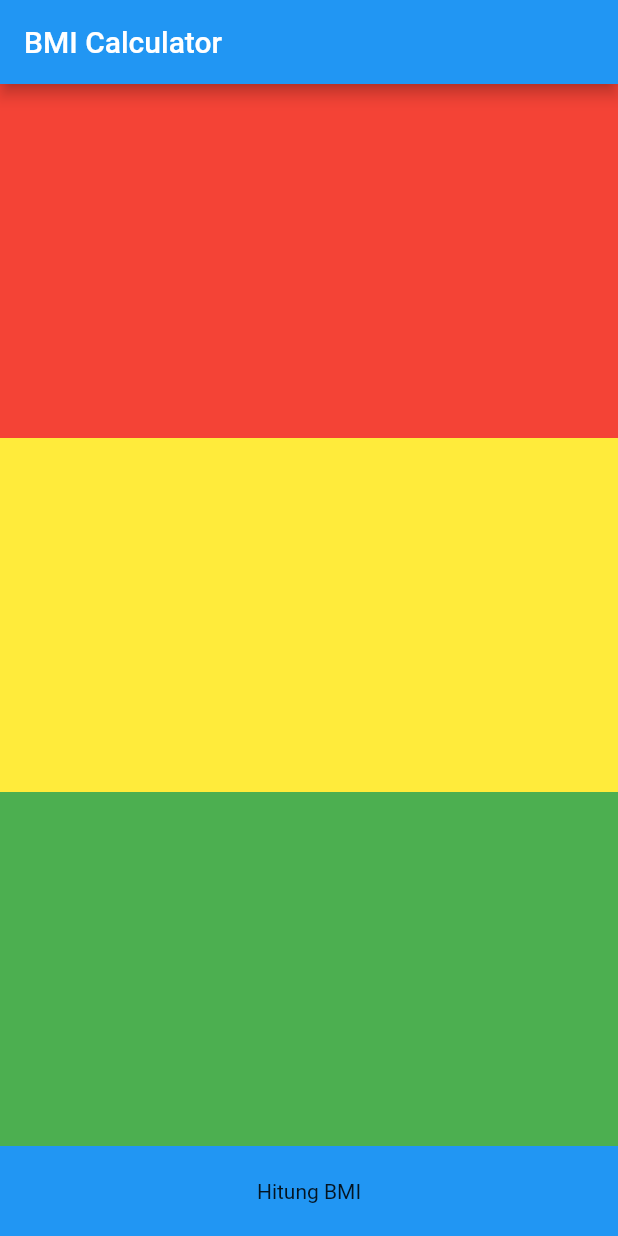
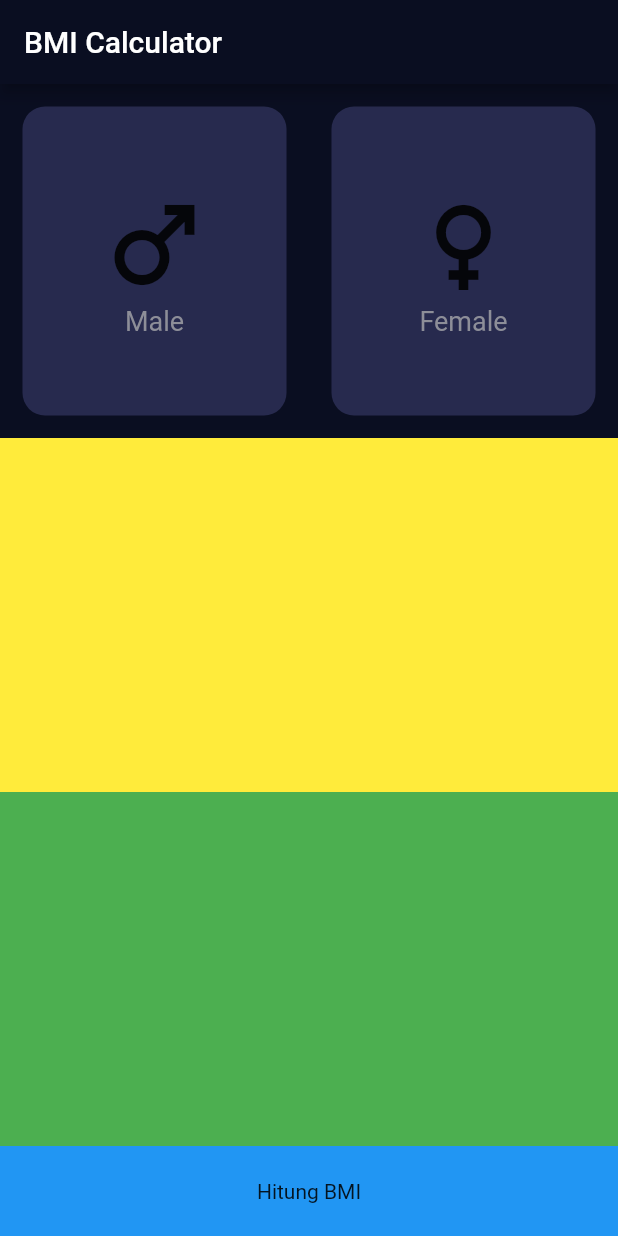
Before and after one commit to raihanpcr/app_bmi, a Flutter app: the screen it shows after launch, on a phone screen of 412 x 824 dp. Run offline on Flutter 3.47's test engine with Material 2 defaults, Android fonts, the phone set to English and light mode, and no system bars.

Commit message:
Fourth Commit - Card Gender

```diff
--- a/lib/bmi_data_screen.dart
+++ b/lib/bmi_data_screen.dart
@@ -15,13 +15,54 @@ class _BmiDataScreenState extends State<BmiDataScreen> {
   @override
   Widget build(BuildContext context) {
     return Scaffold(
+      backgroundColor: Color(0xff0A0E21),
         appBar: AppBar(
           title: const Text("BMI Calculator"),
         ),
         body: Column(children: [
           Expanded(
               child: Container(
-            color: Colors.red,
+            child: Row(children: [
+              Expanded(
+                  child: Container(
+                decoration: BoxDecoration(
+                  color: Color(0xff272A4E),
+                  borderRadius: BorderRadius.circular(15),
+                ),
+                margin: EdgeInsets.all(15),
+                child: Column(
+                  mainAxisAlignment: MainAxisAlignment.center,
+                  children: const [
+                    Icon(
+                      Icons.male,
+                      size: 80,
+                    ),
+                    Text(
+                      "Male",
+                      style: TextStyle(fontSize: 18, color: Color(0xff8D8E98)),
+                    ),
+                  ],
+                ),
+              )),
+              Expanded(
+                  child: Container(
+                decoration: BoxDecoration(
+                  color: Color(0xff272A4E),
+                  borderRadius: BorderRadius.circular(15),
+                ),
+                margin: EdgeInsets.all(15),
+                    child: Column(
+                mainAxisAlignment: MainAxisAlignment.center,
+                children: const [
+                    Icon(Icons.female, size: 80),
+                    Text(
+                      "Female",
+                      style: TextStyle(fontSize: 18, color: Color(0xff8D8E98)),
+                    ),
+                ],
+              ),
+                  ))
+            ]),
           )),
           Expanded(
               child: Container(
--- a/lib/main.dart
+++ b/lib/main.dart
@@ -14,6 +14,9 @@ class MyApp extends StatelessWidget {
     return MaterialApp(
         title: 'Flutter Demo',
         theme: ThemeData(
+          appBarTheme: AppBarTheme(
+            backgroundColor: Color(0xff0A0E21)
+            ),
           // This is the theme of your application.
           //
           // Try running your application with "flutter run". You'll see the
```
